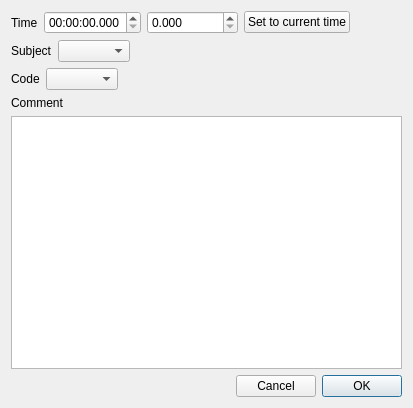
Before: the Qt Designer form boris/edit_event.ui in olivierfriard/BORIS, drawn with Qt 5.
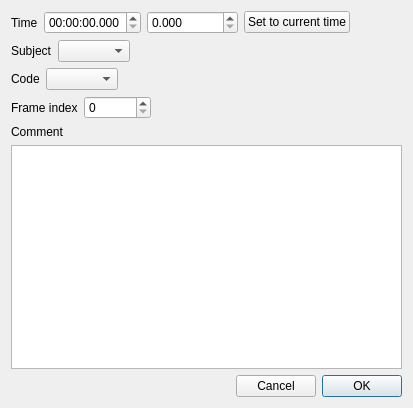
After: the same form once the commit is applied.

The edit to the form file:
```diff
--- a/boris/edit_event.ui
+++ b/boris/edit_event.ui
@@ -13,8 +13,6 @@
   <property name="windowTitle">
    <string>Edit event</string>
   </property>
-  <layout class="QVBoxLayout" name="verticalLayout_2">
-   <item>
     <layout class="QVBoxLayout" name="verticalLayout">
      <item>
       <layout class="QHBoxLayout" name="horizontalLayout_3">
@@ -122,6 +120,40 @@
        </item>
       </layout>
      </item>
+   <item>
+    <layout class="QHBoxLayout" name="horizontalLayout_6">
+     <item>
+      <widget class="QLabel" name="lb_frame_idx">
+       <property name="text">
+        <string>Frame index</string>
+       </property>
+      </widget>
+     </item>
+     <item>
+      <widget class="QSpinBox" name="sb_frame_idx">
+       <property name="minimum">
+        <number>0</number>
+       </property>
+       <property name="maximum">
+        <number>100000000</number>
+       </property>
+      </widget>
+     </item>
+     <item>
+      <spacer name="horizontalSpacer_5">
+       <property name="orientation">
+        <enum>Qt::Horizontal</enum>
+       </property>
+       <property name="sizeHint" stdset="0">
+        <size>
+         <width>40</width>
+         <height>20</height>
+        </size>
+       </property>
+      </spacer>
+     </item>
+    </layout>
+   </item>
      <item>
       <widget class="QLabel" name="label_4">
        <property name="text">
@@ -163,8 +195,6 @@
           <bool>true</bool>
          </property>
         </widget>
-       </item>
-      </layout>
      </item>
     </layout>
    </item>
```
Lines whose indentation alone changed are shown as unchanged.
